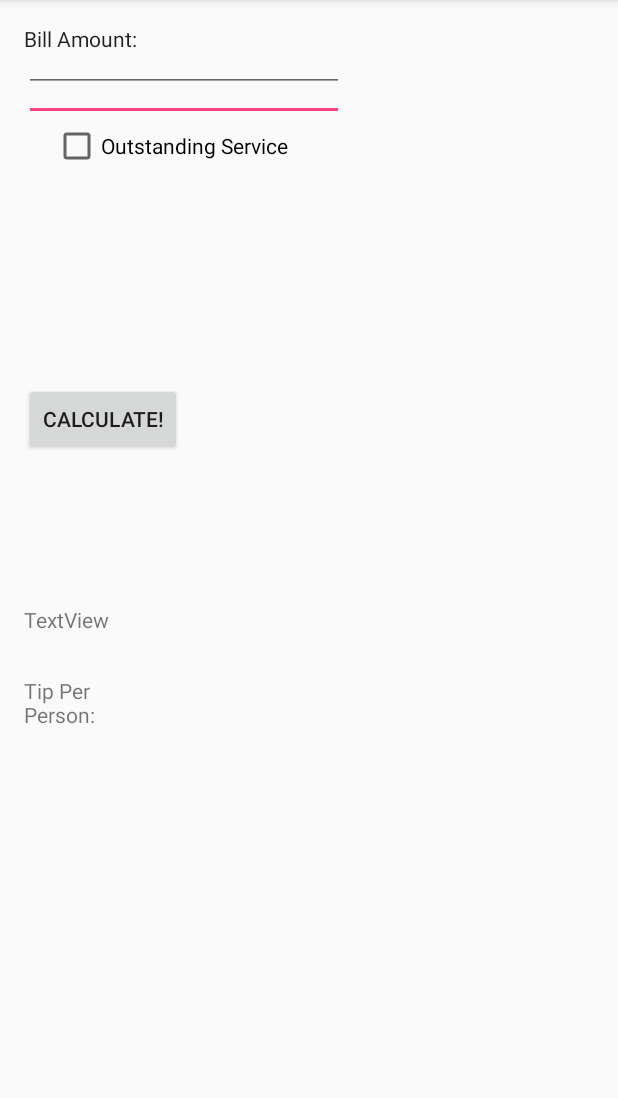
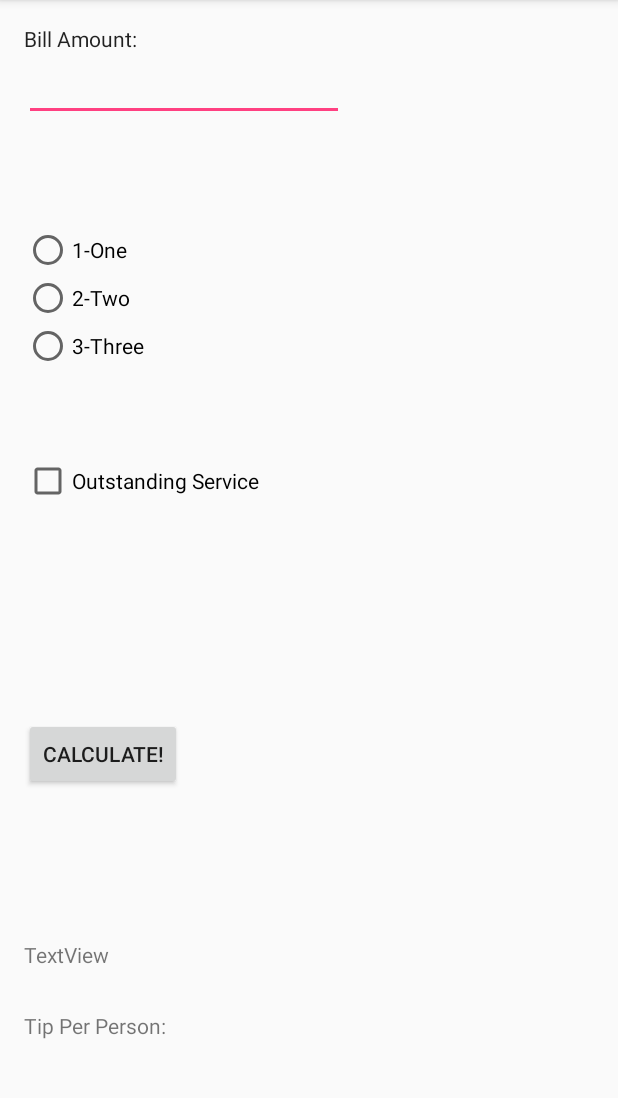
Before and after one commit to sdesrocher/TipCalc, an Android app: the screen it shows after launch (MainActivity), on a phone screen of 412 x 824 dp, the part 84-1182 px from its top. Run offline under Robolectric (Android 15) with nearby library versions, the phone set to English and light mode, and no system bars.

Commit message:
radio buttons added

```diff
--- a/app/src/main/java/css/cis3334/tipcalc/MainActivity.java
+++ b/app/src/main/java/css/cis3334/tipcalc/MainActivity.java
@@ -1,19 +1,21 @@
 package css.cis3334.tipcalc;
 
+import android.provider.MediaStore;
 import android.support.v7.app.AppCompatActivity;
 import android.os.Bundle;
 import android.view.View;
 import android.widget.CheckBox;
 import android.widget.EditText;
+import android.widget.RadioButton;
 import android.widget.TextView;
 
 public class MainActivity extends AppCompatActivity {
     //declare needed variables for widgets
     EditText etBill;
-    EditText etNumberPeople;
     TextView tvTotalTip;
     TextView tvTipPerPerson;
     CheckBox cbService;
+    RadioButton rb1, rb2, rb3;
 
 
     @Override
@@ -22,11 +24,12 @@ public class MainActivity extends AppCompatActivity {
         setContentView(R.layout.activity_main);
 
         etBill = (EditText)findViewById(R.id.editTextBill);
-        etNumberPeople = (EditText) findViewById(R.id.editTextNumberPeople);
         tvTotalTip = (TextView) findViewById(R.id.textViewTotalTip);
         tvTipPerPerson = (TextView) findViewById(R.id.textViewTotalTip);
         cbService = (CheckBox) findViewById(R.id.checkBoxService);
-
+        rb1 = (RadioButton) findViewById(R.id.radioButton1);
+        rb2 = (RadioButton) findViewById(R.id.radioButton2);
+        rb3 = (RadioButton) findViewById(R.id.radioButton3);
 
     }
 
@@ -34,7 +37,17 @@ public class MainActivity extends AppCompatActivity {
     public void onClickButtonCalc(View view) {
         //comment to test drive Github
         Double bill = Double.parseDouble(etBill.getText().toString());
-        Double numPeople = Double.parseDouble(etNumberPeople.getText().toString());
+        int numPeople = 1;
+        if (rb1.isChecked()) {
+            numPeople = 1;
+        }
+        if (rb2.isChecked()) {
+            numPeople = 2;
+        }
+        if (rb3.isChecked()) {
+            numPeople = 3;
+        }
+
         Double totalTip;                //have to declare outside if-than
 
         if (cbService.isChecked()) {
--- a/app/src/main/res/layout/activity_main.xml
+++ b/app/src/main/res/layout/activity_main.xml
@@ -9,34 +9,6 @@
     android:paddingRight="@dimen/activity_horizontal_margin"
     android:paddingTop="@dimen/activity_vertical_margin"
     tools:context="css.cis3334.tipcalc.MainActivity">
-
-    <EditText
-        android:layout_width="wrap_content"
-        android:layout_height="wrap_content"
-        android:inputType="numberDecimal"
-        android:ems="10"
-        android:layout_below="@+id/textView"
-        android:layout_alignParentStart="true"
-        android:id="@+id/editTextBill" />
-
-    <EditText
-        android:layout_width="wrap_content"
-        android:layout_height="wrap_content"
-        android:inputType="number"
-        android:ems="10"
-        android:layout_below="@+id/textView2"
-        android:layout_alignParentStart="true"
-        android:id="@+id/editTextNumberPeople" />
-
-    <CheckBox
-        android:text="Outstanding Service"
-        android:layout_width="wrap_content"
-        android:layout_height="wrap_content"
-        android:layout_below="@+id/editTextNumberPeople"
-        android:layout_alignParentStart="true"
-        android:layout_marginStart="19dp"
-        android:layout_marginTop="20dp"
-        android:id="@+id/checkBoxService" />
 
     <TextView
         android:text="TextView"
@@ -72,7 +44,52 @@
         android:layout_width="wrap_content"
         android:layout_height="wrap_content"
         android:layout_below="@+id/textViewTotalTip"
-        android:layout_alignEnd="@+id/textViewTotalTip"
         android:layout_marginTop="28dp"
         android:id="@+id/textViewPerPerson" />
+
+    <EditText
+        android:layout_width="wrap_content"
+        android:layout_height="wrap_content"
+        android:inputType="numberDecimal"
+        android:ems="10"
+        android:id="@+id/editTextBill"
+        android:layout_below="@+id/editTextNumberPeople"
+        android:layout_alignParentStart="true"
+        android:layout_marginTop="19dp" />
+
+    <RadioButton
+        android:text="1-One"
+        android:layout_width="wrap_content"
+        android:layout_height="wrap_content"
+        android:layout_marginTop="115dp"
+        android:id="@+id/radioButton1"
+        android:layout_below="@+id/textView"
+        android:layout_alignEnd="@+id/checkBoxService"
+        android:layout_alignParentStart="true" />
+
+    <RadioButton
+        android:text="2-Two"
+        android:layout_width="wrap_content"
+        android:layout_height="wrap_content"
+        android:layout_below="@+id/radioButton1"
+        android:layout_alignParentStart="true"
+        android:id="@+id/radioButton2" />
+
+    <RadioButton
+        android:text="3-Three"
+        android:layout_width="wrap_content"
+        android:layout_height="wrap_content"
+        android:layout_below="@+id/radioButton2"
+        android:layout_alignParentStart="true"
+        android:id="@+id/radioButton3" />
+
+    <CheckBox
+        android:text="Outstanding Service"
+        android:layout_width="wrap_content"
+        android:layout_height="wrap_content"
+        android:layout_marginTop="58dp"
+        android:id="@+id/checkBoxService"
+        android:layout_below="@+id/radioButton3"
+        android:layout_alignParentStart="true" />
+
 </RelativeLayout>
```
